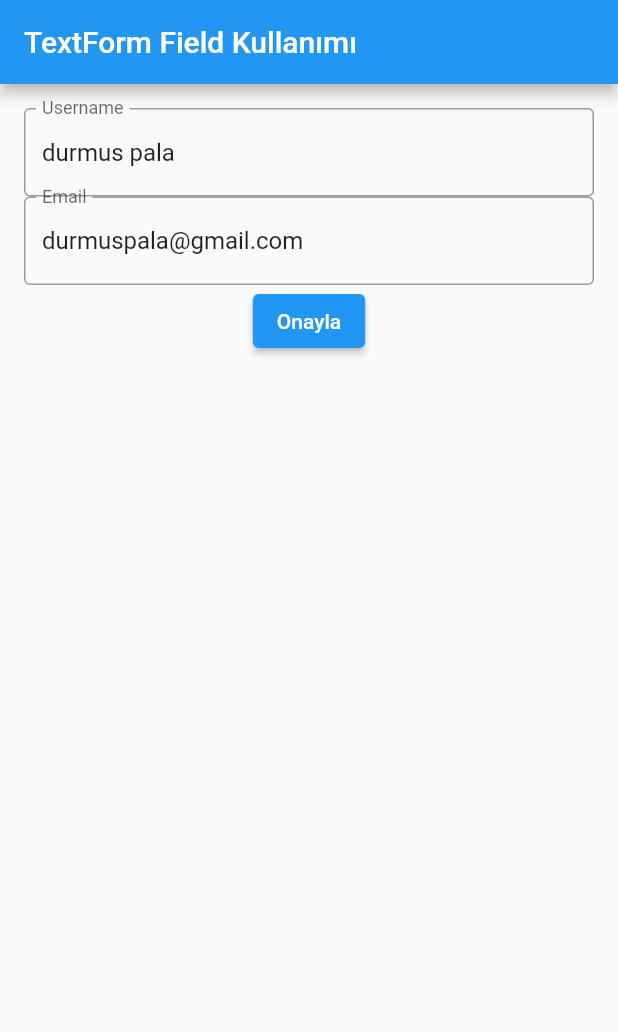
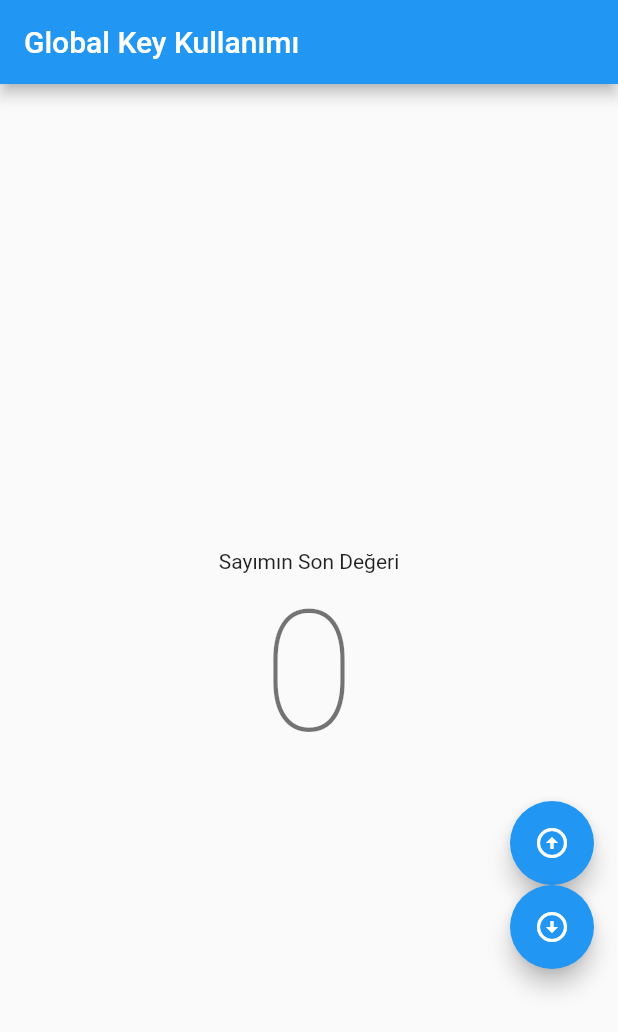
Before and after one commit to durmus-pala/flutterLessons, a Flutter app: the screen it shows after launch, on a phone screen of 412 x 824 dp. Shown: the top 1032 px of the screen. Run offline on Flutter 3.47's test engine with Material 2 defaults, Android fonts, the phone set to English and light mode, and no system bars; our stand-ins replace palette_generator; missing offline and left inert: dart:ffi.

Commit message:
go on lessons

```diff
--- /dev/null
+++ b/flutter_fifth_lesson/flutter_inputs/lib/global_key_kullanimi.dart
@@ -0,0 +1,77 @@
+import 'package:flutter/material.dart';
+
+class GlobalKeyKullanimi extends StatelessWidget {
+  var floatingActionButton;
+
+  GlobalKeyKullanimi({Key? key}) : super(key: key);
+  final sayacWidgetKey = GlobalKey<_SayacWidgetState>();
+
+  @override
+  Widget build(BuildContext context) {
+    return Scaffold(
+      appBar: AppBar(
+        title: Text('Global Key Kullanımı'),
+      ),
+      body: Center(
+        child: Column(
+          mainAxisAlignment: MainAxisAlignment.center,
+          children: [
+            Text('Sayımın Son Değeri'),
+            SayacWidget(
+              key: sayacWidgetKey,
+            ),
+          ],
+        ),
+      ),
+      floatingActionButton: Container(
+        margin: EdgeInsets.only(top: 550),
+        child: Column(
+          children: [
+            FloatingActionButton(
+              child: Icon(Icons.arrow_circle_up),
+              onPressed: () {
+                sayacWidgetKey.currentState!.arttir();
+              },
+            ),
+            FloatingActionButton(
+              onPressed: () {
+                sayacWidgetKey.currentState!.azalt();
+              },
+              child: Icon(Icons.arrow_circle_down),
+            ),
+          ],
+        ),
+      ),
+    );
+  }
+}
+
+class SayacWidget extends StatefulWidget {
+  SayacWidget({Key? key}) : super(key: key);
+
+  @override
+  _SayacWidgetState createState() => _SayacWidgetState();
+}
+
+class _SayacWidgetState extends State<SayacWidget> {
+  int _sayac = 0;
+  void arttir() {
+    setState(() {
+      _sayac++;
+    });
+  }
+
+  @override
+  Widget build(BuildContext context) {
+    return Text(
+      _sayac.toString(),
+      style: Theme.of(context).textTheme.headline1,
+    );
+  }
+
+  void azalt() {
+    setState(() {
+      _sayac--;
+    });
+  }
+}
--- a/flutter_fifth_lesson/flutter_inputs/lib/main.dart
+++ b/flutter_fifth_lesson/flutter_inputs/lib/main.dart
@@ -1,5 +1,6 @@
 import 'package:flutter/material.dart';
-import 'package:flutter_inputs/text_form_field.dart';
+import 'package:flutter_inputs/global_key_kullanimi.dart';
+//import 'package:flutter_inputs/text_form_field.dart';
 
 void main() {
   runApp(MyApp());
@@ -15,7 +16,7 @@ class MyApp extends StatelessWidget {
       theme: ThemeData(
         primarySwatch: Colors.blue,
       ),
-      home: TextFormWidgetKullanimi(),
+      home: GlobalKeyKullanimi(),
     );
   }
 }
```
